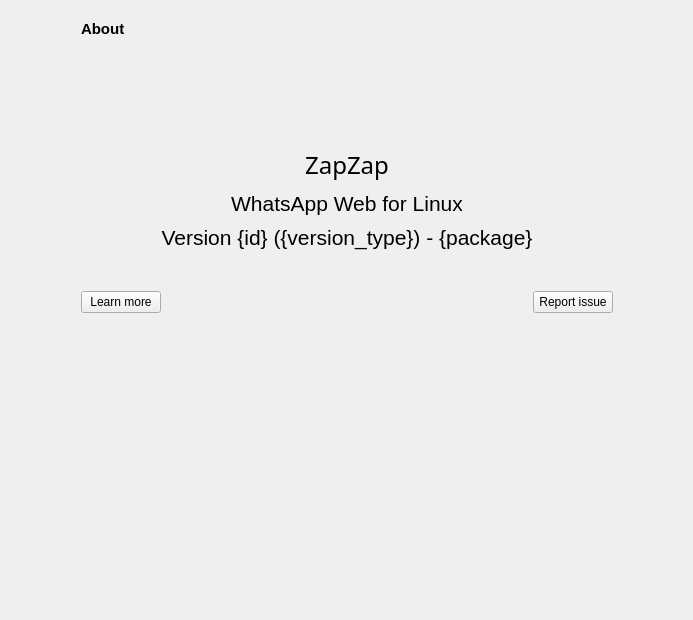
The window that zapzap/ui/ui_page_about.ui (rafatosta/zapzap) describes before a commit, drawn with Qt 5.
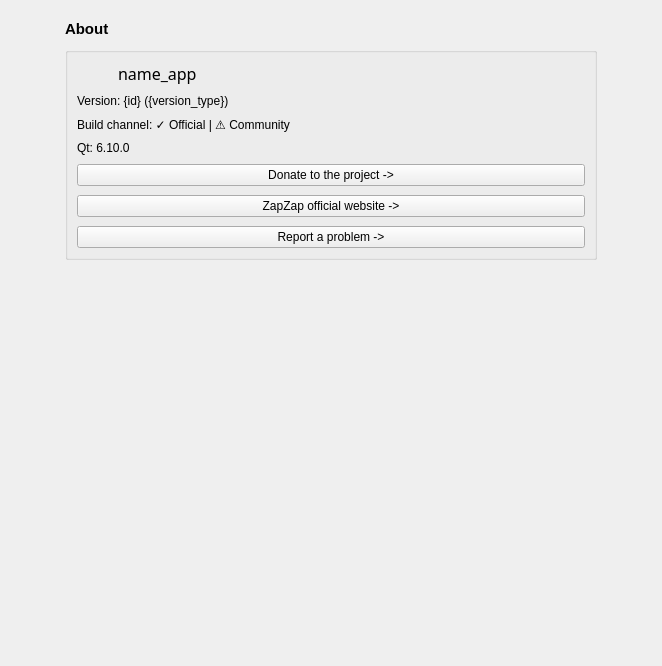
The same window after the commit.

Commit message: Update About page

The edit to the form file:
```diff
--- a/zapzap/ui/ui_page_about.ui
+++ b/zapzap/ui/ui_page_about.ui
@@ -6,8 +6,8 @@
    <rect>
     <x>0</x>
     <y>0</y>
-    <width>693</width>
-    <height>620</height>
+    <width>662</width>
+    <height>666</height>
    </rect>
   </property>
   <property name="windowTitle">
@@ -66,65 +66,50 @@
         </item>
         <item>
          <layout class="QGridLayout" name="gridLayout">
-          <item row="2" column="0">
-           <widget class="QLabel" name="desc_app">
-            <property name="styleSheet">
-             <string notr="true">font: 16pt;</string>
+          <item row="0" column="0">
+           <widget class="QGroupBox" name="groupBox">
+            <property name="sizePolicy">
+             <sizepolicy hsizetype="Preferred" vsizetype="Preferred">
+              <horstretch>0</horstretch>
+              <verstretch>0</verstretch>
+             </sizepolicy>
             </property>
-            <property name="text">
-             <string>WhatsApp Web for Linux</string>
+            <property name="title">
+             <string/>
             </property>
-            <property name="alignment">
-             <set>Qt::AlignmentFlag::AlignCenter</set>
-            </property>
-           </widget>
-          </item>
+            <layout class="QGridLayout" name="gridLayout_2">
+             <property name="spacing">
+              <number>9</number>
+             </property>
           <item row="3" column="0">
-           <widget class="QLabel" name="version_app">
-            <property name="styleSheet">
-             <string notr="true">font: 16pt;</string>
-            </property>
+              <widget class="QLabel" name="qt_version">
             <property name="text">
-             <string>Version {id} ({version_type}) - {package}</string>
-            </property>
-            <property name="alignment">
-             <set>Qt::AlignmentFlag::AlignCenter</set>
+                <string>Qt: 6.10.0</string>
             </property>
            </widget>
           </item>
           <item row="1" column="0">
-           <widget class="QLabel" name="name_app">
-            <property name="font">
-             <font>
-              <family>13</family>
-              <pointsize>18</pointsize>
-              <italic>false</italic>
-              <bold>false</bold>
-             </font>
-            </property>
-            <property name="styleSheet">
-             <string notr="true">font: 18pt bold;</string>
-            </property>
+              <widget class="QLabel" name="version_app">
             <property name="text">
-             <string>ZapZap</string>
-            </property>
-            <property name="alignment">
-             <set>Qt::AlignmentFlag::AlignCenter</set>
+                <string>Version: {id} ({version_type})</string>
+               </property>
+              </widget>
+             </item>
+             <item row="2" column="0">
+              <widget class="QLabel" name="label_4">
+               <property name="text">
+                <string>Build channel: ✓ Official | ⚠ Community</string>
             </property>
            </widget>
           </item>
           <item row="0" column="0">
+              <layout class="QHBoxLayout" name="horizontalLayout_3">
+               <item>
            <widget class="QPushButton" name="icon">
-            <property name="minimumSize">
-             <size>
-              <width>92</width>
-              <height>92</height>
-             </size>
-            </property>
             <property name="maximumSize">
              <size>
-              <width>16777215</width>
-              <height>16777215</height>
+                   <width>32</width>
+                   <height>32</height>
              </size>
             </property>
             <property name="styleSheet">
@@ -136,21 +121,54 @@
             </property>
             <property name="iconSize">
              <size>
-              <width>92</width>
-              <height>92</height>
-             </size>
-            </property>
-            <property name="checkable">
-             <bool>false</bool>
-            </property>
-            <property name="default">
-             <bool>false</bool>
-            </property>
+                   <width>32</width>
+                   <height>32</height>
+                  </size>
+                 </property>
             <property name="flat">
              <bool>true</bool>
             </property>
            </widget>
           </item>
+               <item>
+                <widget class="QLabel" name="name_app">
+                 <property name="styleSheet">
+                  <string notr="true">font: 12pt bold;</string>
+                 </property>
+                 <property name="text">
+                  <string>name_app</string>
+                 </property>
+                </widget>
+               </item>
+              </layout>
+             </item>
+             <item row="5" column="0">
+              <widget class="QPushButton" name="btnLeanMore">
+               <property name="text">
+                <string>ZapZap official website -&gt;</string>
+               </property>
+              </widget>
+             </item>
+             <item row="6" column="0">
+              <widget class="QPushButton" name="btnReportIssue">
+               <property name="text">
+                <string>Report a problem -&gt;</string>
+               </property>
+              </widget>
+             </item>
+             <item row="4" column="0">
+              <widget class="QPushButton" name="btnDonate">
+               <property name="text">
+                <string>Donate to the project -&gt;</string>
+               </property>
+               <property name="checkable">
+                <bool>false</bool>
+               </property>
+              </widget>
+             </item>
+            </layout>
+           </widget>
+          </item>
          </layout>
         </item>
         <item>
@@ -166,52 +184,6 @@
           </property>
          </spacer>
         </item>
-        <item>
-         <layout class="QHBoxLayout" name="horizontalLayout_2">
-          <property name="topMargin">
-           <number>0</number>
-          </property>
-          <item>
-           <widget class="QPushButton" name="btnLeanMore">
-            <property name="sizePolicy">
-             <sizepolicy hsizetype="Fixed" vsizetype="Fixed">
-              <horstretch>0</horstretch>
-              <verstretch>0</verstretch>
-             </sizepolicy>
-            </property>
-            <property name="text">
-             <string>Learn more</string>
-            </property>
-           </widget>
-          </item>
-          <item>
-           <spacer name="horizontalSpacer_3">
-            <property name="orientation">
-             <enum>Qt::Orientation::Horizontal</enum>
-            </property>
-            <property name="sizeHint" stdset="0">
-             <size>
-              <width>40</width>
-              <height>20</height>
-             </size>
-            </property>
-           </spacer>
-          </item>
-          <item>
-           <widget class="QPushButton" name="btnReportIssue">
-            <property name="sizePolicy">
-             <sizepolicy hsizetype="Fixed" vsizetype="Fixed">
-              <horstretch>0</horstretch>
-              <verstretch>0</verstretch>
-             </sizepolicy>
-            </property>
-            <property name="text">
-             <string>Report issue</string>
-            </property>
-           </widget>
-          </item>
-         </layout>
-        </item>
        </layout>
       </widget>
      </item>
```
Lines whose indentation alone changed are shown as unchanged. The commit also changes 1 other file.
